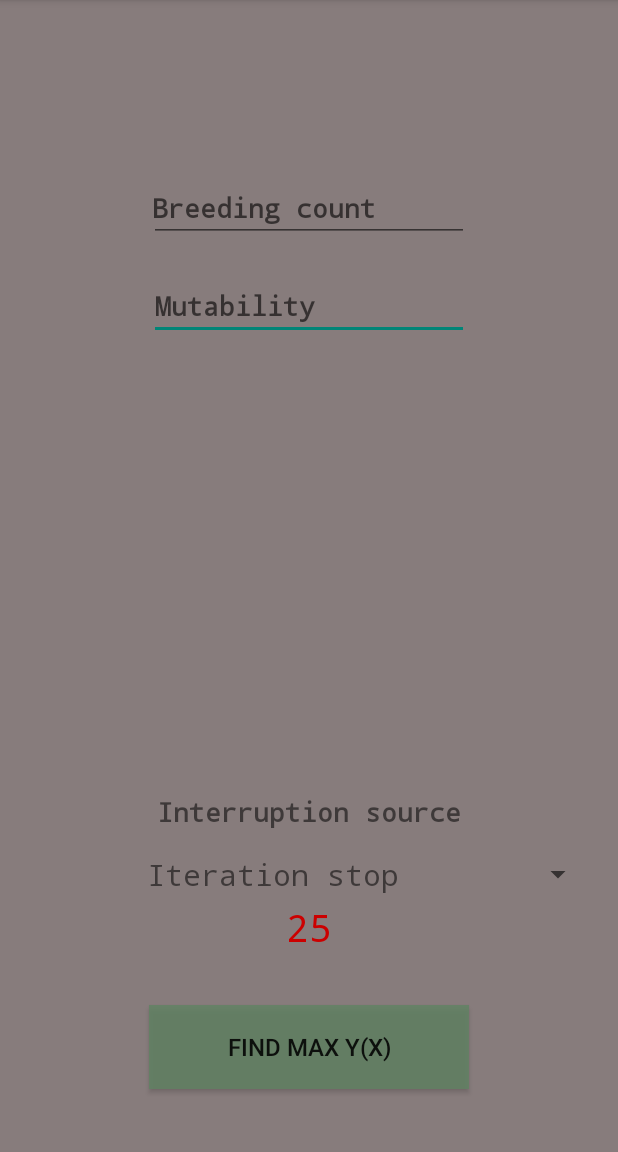
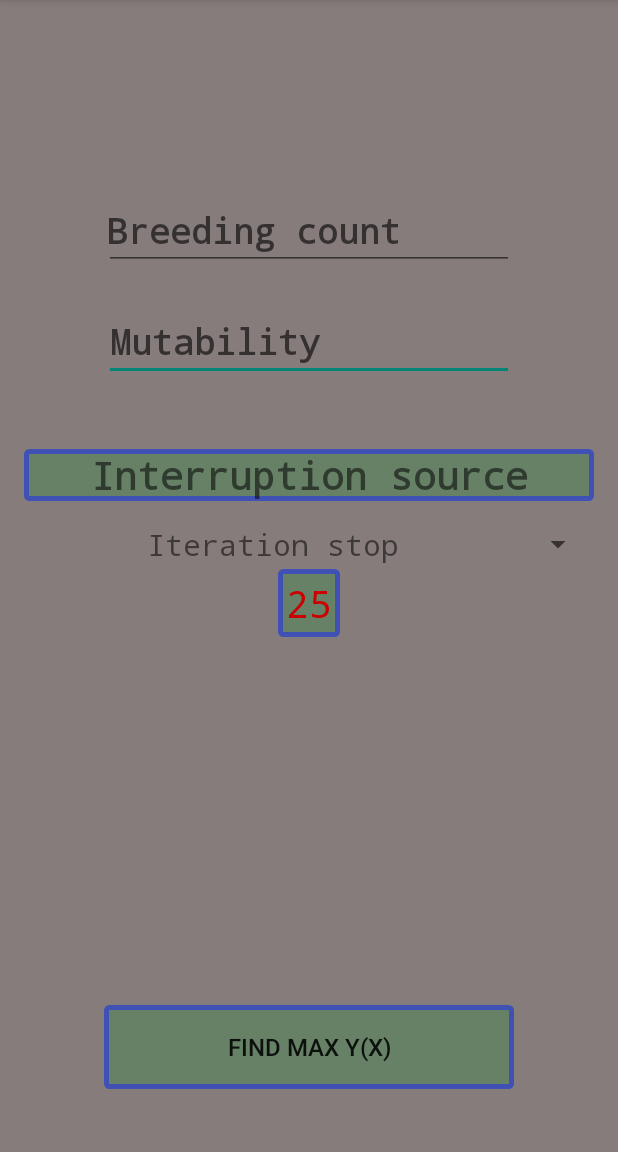
Before and after one commit to sanstorik/genetic_coursework, an Android app: the screen it shows after launch (MainActivity), on a phone screen of 412 x 824 dp, the part 84-1236 px from its top. Run offline under Robolectric (Android 15) with nearby library versions, the phone set to English and light mode, and no system bars.

Commit message:
added styled and fixed x,y problem

```diff
--- a/app/src/main/java/develop/sanstorik/com/genetic_coursework/Genetic/Population.java
+++ b/app/src/main/java/develop/sanstorik/com/genetic_coursework/Genetic/Population.java
@@ -73,6 +73,7 @@ public class Population implements Iterable<Individual>, Parcelable{
     }
 
     @Override public void writeToParcel(Parcel dest, int flags) {
+        dest.writeInt(individuals.size());
         dest.writeTypedList(individuals);
     }
 
@@ -89,6 +90,7 @@ public class Population implements Iterable<Individual>, Parcelable{
 
 
     private Population(Parcel in){
+        individuals = new ArrayList<>(in.readInt());
         in.readTypedList(individuals, Individual.CREATOR);
     }
 }
--- /dev/null
+++ b/app/src/main/res/drawable/text_shape.xml
@@ -0,0 +1,21 @@
+<?xml version="1.0" encoding="utf-8"?>
+<shape xmlns:android="http://schemas.android.com/apk/res/android"
+       android:shape="rectangle" >
+
+    <!-- View background color -->
+    <solid
+        android:color="@color/colorButtons" >
+    </solid>
+
+    <!-- View border color and width -->
+    <stroke
+        android:width="3dp"
+        android:color="@color/colorPrimary" >
+    </stroke>
+
+    <!-- The radius makes the corners rounded -->
+    <corners
+        android:radius="2dp"   >
+    </corners>
+
+</shape>
--- a/app/src/main/res/layout/activity_main.xml
+++ b/app/src/main/res/layout/activity_main.xml
@@ -12,18 +12,19 @@
     tools:context="develop.sanstorik.com.genetic_coursework.MainActivity">
 
     <EditText
+        android:id="@+id/mutability_et"
         android:layout_width="wrap_content"
         android:layout_height="wrap_content"
-        android:inputType="numberDecimal"
-        android:ems="10"
-        android:id="@+id/mutability_et"
-        android:hint="Mutability"
-        android:fontFamily="monospace"
-        android:textStyle="normal|bold"
-        android:textAlignment="viewStart"
         android:layout_below="@+id/breeding_et"
         android:layout_centerHorizontal="true"
-        android:layout_marginTop="20dp"/>
+        android:layout_marginTop="22dp"
+        android:ems="10"
+        android:fontFamily="monospace"
+        android:hint="Mutability"
+        android:inputType="numberDecimal"
+        android:singleLine="true"
+        android:textSize="23sp"
+        android:textStyle="bold"/>
 
     <Button
         android:text="Find max y(x)"
@@ -38,60 +39,43 @@
         android:layout_alignStart="@+id/mutability_et"
         android:layout_alignRight="@+id/mutability_et"
         android:layout_alignEnd="@+id/mutability_et"
-        android:background="@color/colorButtons"/>
+        android:background="@drawable/text_shape"/>
 
     <EditText
+        android:id="@+id/breeding_et"
+        style="@style/Widget.AppCompat.EditText"
         android:layout_width="wrap_content"
         android:layout_height="wrap_content"
+        android:layout_marginTop="112dp"
+        android:width="150dp"
+        android:ems="10"
+        android:fontFamily="monospace"
+        android:hint="Breeding count"
         android:inputType="numberSigned"
-        android:ems="10"
-        android:id="@+id/breeding_et"
-        android:hint="Breeding count"
-        android:textAlignment="viewStart"
-        android:fontFamily="monospace"
+        android:paddingLeft="2dp"
+        android:paddingRight="2dp"
+        android:selectAllOnFocus="true"
+        android:singleLine="true"
+        android:textSize="23sp"
         android:textStyle="normal|bold"
-        android:width="150dp"
-        android:layout_marginTop="100dp"
         android:layout_alignParentTop="true"
         android:layout_alignLeft="@+id/mutability_et"
         android:layout_alignStart="@+id/mutability_et"
-        android:paddingLeft="2dp"
         android:layout_alignRight="@+id/mutability_et"
-        android:layout_alignEnd="@+id/mutability_et"
-        android:paddingRight="2dp"
-        style="@style/Widget.AppCompat.EditText"
-        android:selectAllOnFocus="true"/>
+        android:layout_alignEnd="@+id/mutability_et"/>
 
     <Spinner
         android:id="@+id/intSource_spinner"
         style="@style/AppTheme"
         android:layout_width="wrap_content"
         android:layout_height="wrap_content"
-        android:layout_above="@+id/algo_button"
         android:layout_alignParentEnd="true"
         android:layout_alignParentLeft="true"
         android:layout_alignParentRight="true"
         android:layout_alignParentStart="true"
-        android:layout_marginBottom="73dp"
-        android:layout_marginLeft="0dp"
-        android:layout_marginRight="0dp"
+        android:layout_below="@+id/textView2"
+        android:layout_marginTop="15dp"
         android:theme="@style/Animation.AppCompat.DropDownUp"/>
-
-    <TextView
-        android:text="Interruption source"
-        android:layout_width="wrap_content"
-        android:layout_height="wrap_content"
-        android:layout_marginBottom="16dp"
-        android:id="@+id/textView2"
-        android:fontFamily="monospace"
-        android:textStyle="normal|bold"
-        android:textSize="18sp"
-        android:textAlignment="center"
-        android:layout_above="@+id/intSource_spinner"
-        android:layout_alignParentLeft="true"
-        android:layout_alignParentStart="true"
-        android:layout_alignParentRight="true"
-        android:layout_alignParentEnd="true"/>
 
     <TextView
         android:id="@+id/intSource_value"
@@ -99,11 +83,30 @@
         android:layout_height="wrap_content"
         android:layout_below="@+id/textView2"
         android:layout_centerHorizontal="true"
-        android:layout_marginTop="31dp"
+        android:layout_marginTop="45dp"
+        android:background="@drawable/text_shape"
         android:fontFamily="monospace"
+        android:padding="5dp"
         android:text="25"
         android:textAllCaps="true"
         android:textColor="@android:color/holo_red_dark"
         android:textSize="25sp"/>
 
+    <TextView
+        android:id="@+id/textView2"
+        android:layout_width="wrap_content"
+        android:layout_height="wrap_content"
+        android:layout_alignParentEnd="true"
+        android:layout_alignParentLeft="true"
+        android:layout_alignParentRight="true"
+        android:layout_alignParentStart="true"
+        android:layout_below="@+id/mutability_et"
+        android:layout_marginTop="45dp"
+        android:background="@drawable/text_shape"
+        android:fontFamily="monospace"
+        android:text="Interruption source"
+        android:textAlignment="center"
+        android:textSize="25sp"
+        android:textStyle="normal|bold"/>
+
 </RelativeLayout>
```
Also changed, not shown: app/src/main/java/develop/sanstorik/com/genetic_coursework/Genetic/GeneticAlgorithm.java (+3 -7 lines), app/src/main/java/develop/sanstorik/com/genetic_coursework/Genetic/GeneticResponse.java (+17 -9 lines), app/src/main/java/develop/sanstorik/com/genetic_coursework/Genetic/Individual.java (+4 -4 lines), app/src/main/java/develop/sanstorik/com/genetic_coursework/ListGeneticActivity.java (+7 -7 lines), app/src/main/java/develop/sanstorik/com/genetic_coursework/MainActivity.java (+8 -11 lines), app/src/main/res/drawable/radiobutton_layout.xml (added, +15 -0 lines), app/src/main/res/drawable/radiobutton_text.xml (added, +7 -0 lines), app/src/main/res/layout/activity_list_genetic.xml (+41 -8 lines), app/src/main/res/layout/intsource_dialog.xml (+3 -11 lines).
